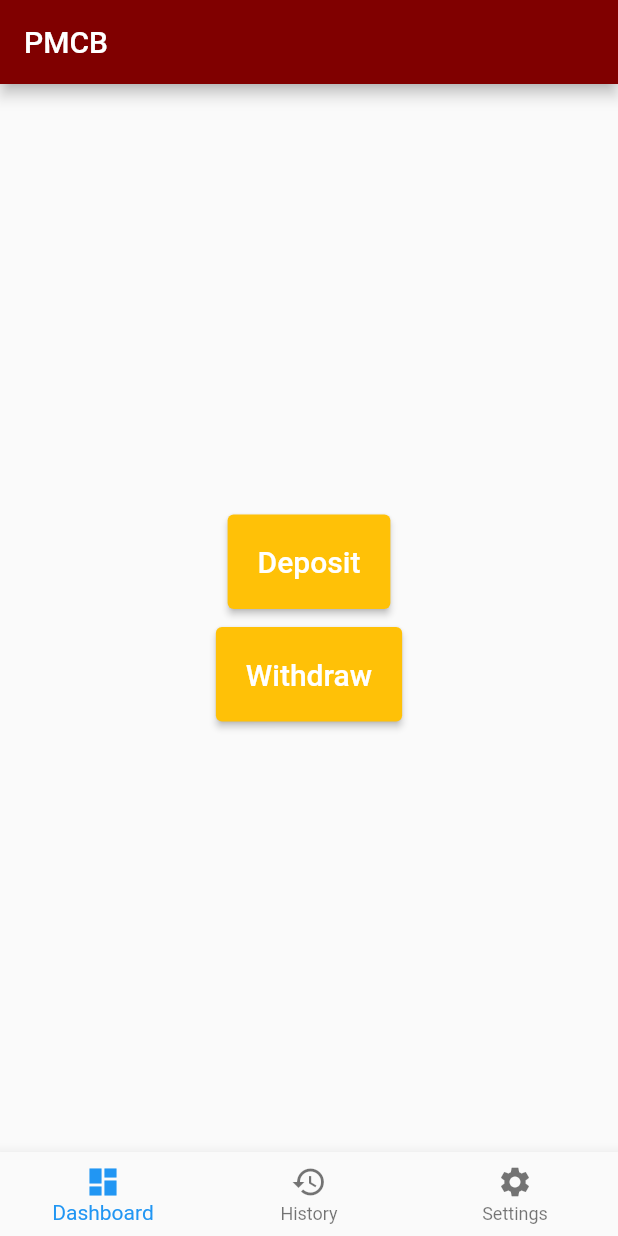
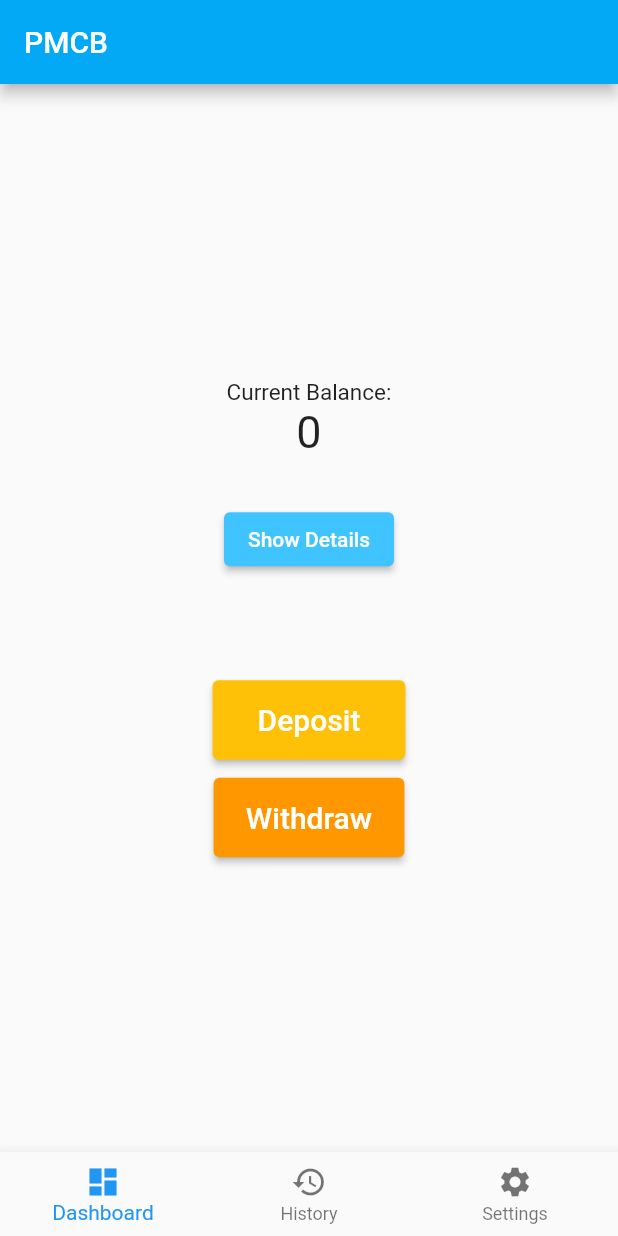
Before and after one commit to ChrisPew/Embeddedv2, a Flutter app: the screen it shows after launch, on a phone screen of 412 x 824 dp. Run offline on Flutter 3.47's test engine with Material 2 defaults, Android fonts, the phone set to English and light mode, and no system bars.

```diff
--- a/lib/main.dart
+++ b/lib/main.dart
@@ -8,6 +8,9 @@ class MyApp extends StatefulWidget {
   const MyApp({Key? key}) : super(key: key);
   static String depositBtn = 'Deposit';
   static String withdrawBtn = 'Withdraw';
+  static String showBtn = 'Show Details';
+  static int balance = 0;
+  static int currentIndex = 0;
 
   @override
   _MyAppState createState() => _MyAppState();
@@ -20,17 +23,42 @@ class _MyAppState extends State<MyApp> {
       debugShowCheckedModeBanner: false,
       home: Scaffold(
         appBar: AppBar(
-          backgroundColor: Color(0xFF800000),
+          backgroundColor: Colors.lightBlue,
           title: const Text('PMCB'),
         ),
         body: Center(
           child: Column(
             mainAxisAlignment: MainAxisAlignment.center,
             children: [
+              Container(
+                margin: const EdgeInsets.only(bottom: 70),
+                child: Column(
+                  children: [
+                    const Text('Current Balance:',
+                        style: TextStyle(fontSize: 15)),
+                    Text(MyApp.balance.toString(),
+                        style: const TextStyle(fontSize: 30)),
+                    Container(
+                      margin: const EdgeInsets.only(top: 30),
+                      child: ElevatedButton(
+                        style: ButtonStyle(
+                          backgroundColor:
+                              const MaterialStatePropertyAll<Color>(
+                                  Colors.lightBlueAccent),
+                        ),
+                        onPressed: () {
+                          showClicked();
+                        },
+                        child: Text(MyApp.showBtn.toString()),
+                      ),
+                    ),
+                  ],
+                ),
+              ),
               ElevatedButton(
                 style: ButtonStyle(
-                  padding:
-                      MaterialStateProperty.all<EdgeInsets>(EdgeInsets.all(20)),
+                  padding: MaterialStateProperty.all<EdgeInsets>(
+                      const EdgeInsets.symmetric(horizontal: 30, vertical: 15)),
                   backgroundColor:
                       const MaterialStatePropertyAll<Color>(Colors.amber),
                 ),
@@ -50,9 +78,10 @@ class _MyAppState extends State<MyApp> {
                   },
                   style: ButtonStyle(
                     padding: MaterialStateProperty.all<EdgeInsets>(
-                        EdgeInsets.all(20)),
+                        const EdgeInsets.symmetric(
+                            horizontal: 21.5, vertical: 15)),
                     backgroundColor:
-                        const MaterialStatePropertyAll<Color>(Colors.amber),
+                        const MaterialStatePropertyAll<Color>(Colors.orange),
                   ),
                   child: Text(MyApp.withdrawBtn,
                       style: TextStyle(
@@ -78,6 +107,12 @@ class _MyAppState extends State<MyApp> {
               icon: Icon(Icons.settings),
             ),
           ],
+          currentIndex: MyApp.currentIndex,
+          onTap: (int index) {
+            setState(() {
+              MyApp.currentIndex = index;
+            });
+          },
         ),
       ),
     );
@@ -95,5 +130,9 @@ class _MyAppState extends State<MyApp> {
     });
   }
 
-  btnStyleDashboard() {}
+  showClicked() {
+    setState(() {
+      MyApp.showBtn = 'Showing...';
+    });
+  }
 }
```
